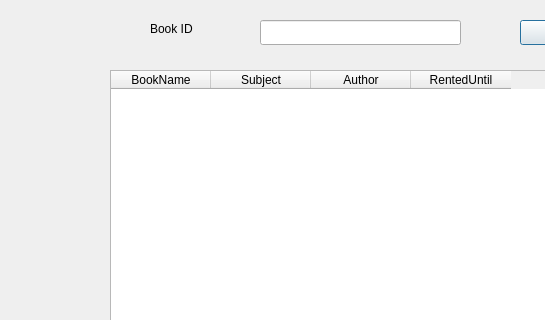
Before: the Qt Designer form Login/window_renewbook.ui in Nilsae/LibraryManagementSystem, drawn with Qt 5; both pictures show x 0 to 545 and y 0 to 320 of the 747 by 538 pixel window.
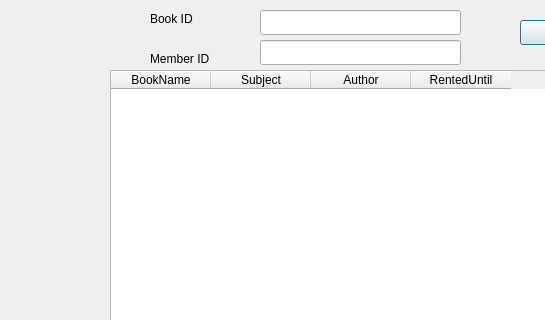
After: the same form once the commit is applied.

```diff
--- a/Login/window_renewbook.ui
+++ b/Login/window_renewbook.ui
@@ -56,7 +56,7 @@
    <property name="geometry">
     <rect>
      <x>150</x>
-     <y>20</y>
+     <y>10</y>
      <width>67</width>
      <height>17</height>
     </rect>
@@ -82,7 +82,7 @@
    <property name="geometry">
     <rect>
      <x>260</x>
-     <y>20</y>
+     <y>10</y>
      <width>201</width>
      <height>25</height>
     </rect>
@@ -124,6 +124,29 @@
     <string>Renew</string>
    </property>
   </widget>
+  <widget class="QLabel" name="label_3">
+   <property name="geometry">
+    <rect>
+     <x>150</x>
+     <y>50</y>
+     <width>81</width>
+     <height>17</height>
+    </rect>
+   </property>
+   <property name="text">
+    <string>Member ID</string>
+   </property>
+  </widget>
+  <widget class="QLineEdit" name="lineEdit_MemberId">
+   <property name="geometry">
+    <rect>
+     <x>260</x>
+     <y>40</y>
+     <width>201</width>
+     <height>25</height>
+    </rect>
+   </property>
+  </widget>
  </widget>
  <resources/>
  <connections/>
```
